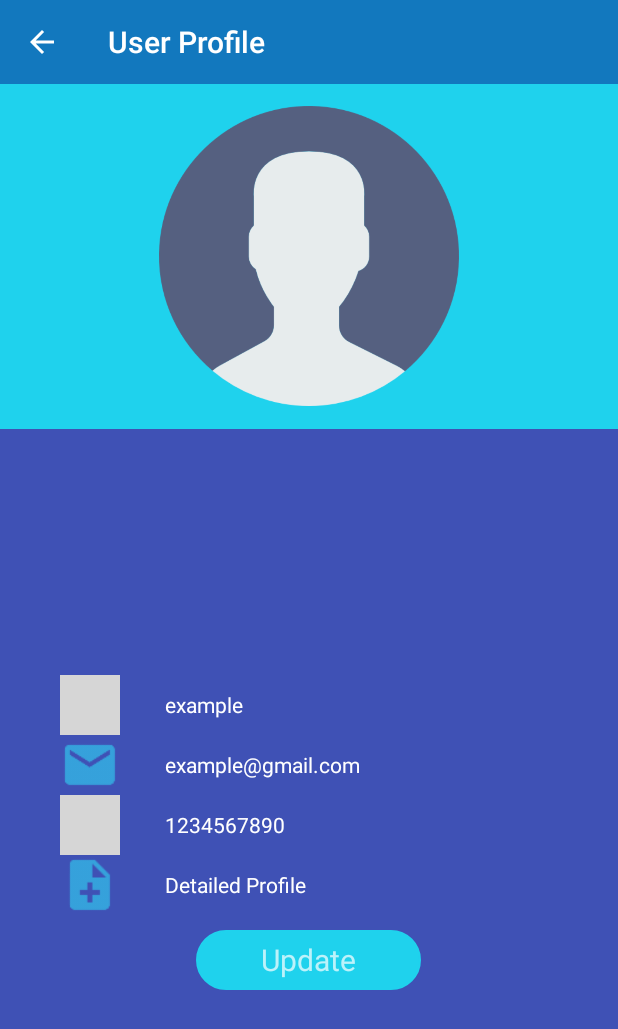
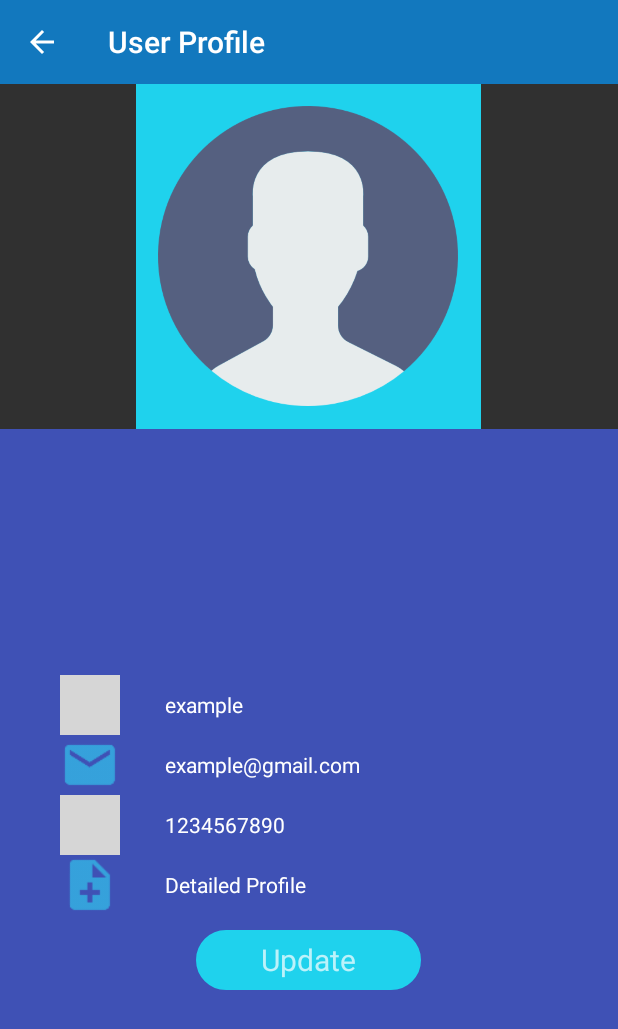
Before and after one commit to Karan2855/EnggMart, an Android app: the screen it shows after launch once a user with an empty profile is signed in (ProfileActivity), in the options menu, after a tap on "Profile", on a phone screen of 412 x 824 dp. Shown: the top 1029 px of the screen. Run offline under Robolectric (Android 15) with nearby library versions, the phone set to English and light mode, and no system bars; our stand-ins replace CircleImageView, Firebase (no records; nobody signed in at launch, a user with empty details on screens opened directly); libraries missing offline, so code that uses them is left out: com.felipecsl.gifimageview, com.soundcloud.android; pictures from the network do not load; 12 statements that could not run were skipped; grey boxes are pictures that could not be loaded.

Commit message:
karan corrected

```diff
--- a/app/src/main/java/com/example/user/enggmart/HomeActivity.java
+++ b/app/src/main/java/com/example/user/enggmart/HomeActivity.java
@@ -155,6 +155,7 @@ public class HomeActivity extends AppCompatActivity implements View.OnClickListe
                     Glide.with(getApplicationContext()).load(imageurl).into(imageProfile);
                     uname.setText(name + "");
                     uemail.setText(email + "");
+                    return;
                 }
             }
 
--- a/app/src/main/res/drawable/msgrcv.xml
+++ b/app/src/main/res/drawable/msgrcv.xml
@@ -4,7 +4,7 @@
     <corners android:radius="12dp" />
     <gradient
         android:angle="135"
-        android:centerColor="#fff"
+        android:centerColor="#bcaeae"
         android:startColor="#fff"
         android:gradientRadius="200dp"
         android:endColor="#fff"
--- a/app/src/main/res/layout/activity_profile.xml
+++ b/app/src/main/res/layout/activity_profile.xml
@@ -1,23 +1,25 @@
 <?xml version="1.0" encoding="utf-8"?>
 <LinearLayout xmlns:android="http://schemas.android.com/apk/res/android"
+    xmlns:tools="http://schemas.android.com/tools"
     android:layout_width="match_parent"
     android:layout_height="match_parent"
-    xmlns:tools="http://schemas.android.com/tools"
     android:orientation="vertical"
     tools:context=".ProfileActivity">
-    <include layout="@layout/custom_app_bar"/>
+
+    <include layout="@layout/custom_app_bar" />
 
     <LinearLayout
-        android:layout_width="match_parent"
+        android:layout_width="230dp"
         android:layout_height="230dp"
         android:background="#1fd2ed"
-        android:gravity="center">
+        android:gravity="center"
+        android:layout_gravity="center">
 
         <ImageView
             android:id="@+id/userdpprofile"
             android:layout_width="200dp"
-            android:scaleType="centerInside"
             android:layout_height="200dp"
+            android:scaleType="fitXY"
             android:src="@mipmap/usera" />
 
     </LinearLayout>
```
Also changed, not shown: app/src/main/java/com/example/user/enggmart/Signup.java (+38 -5 lines).
